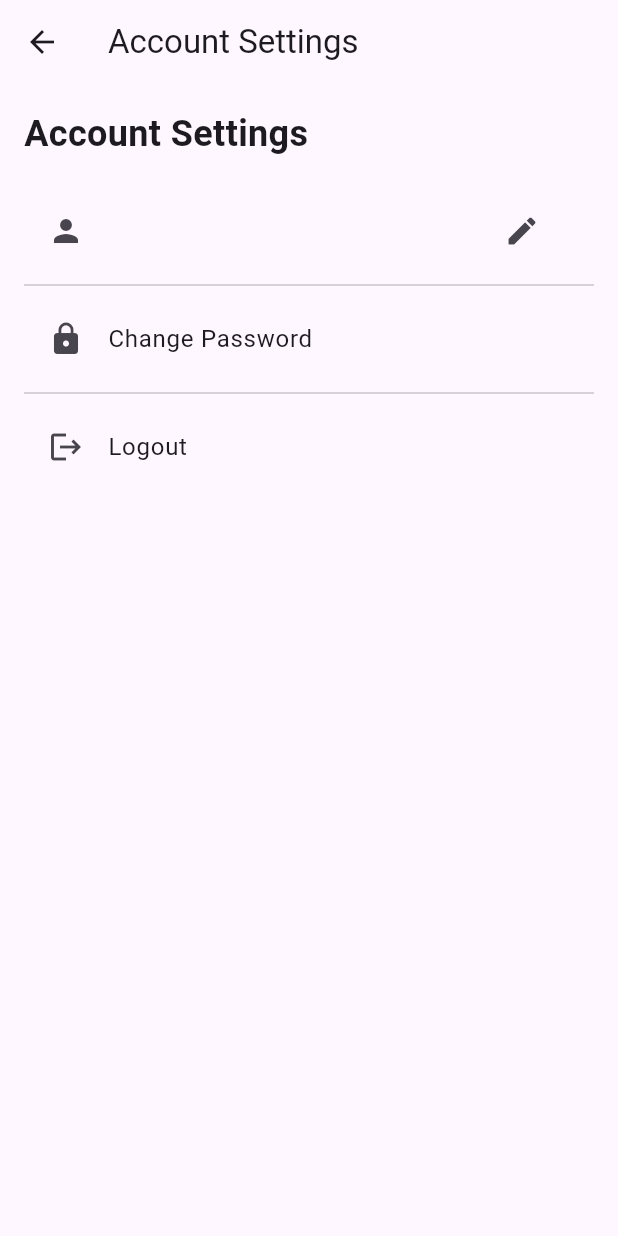
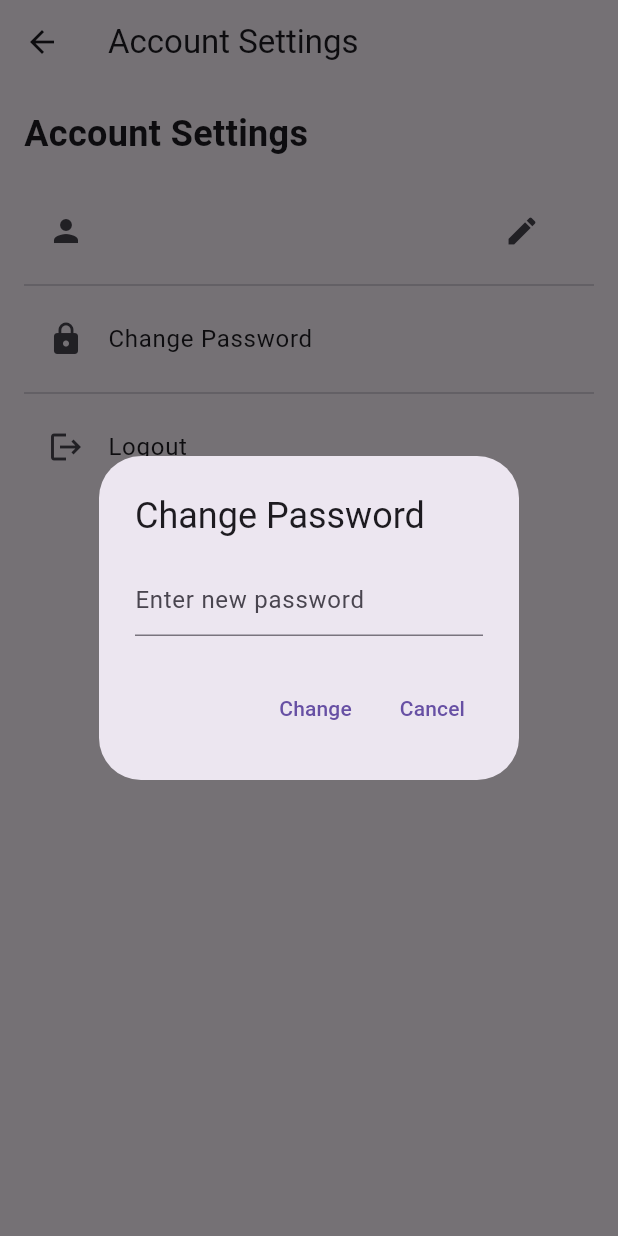
Before and after one commit to SevanCSUN/Journal-Project, a Flutter app: the AccountSettingsView screen opened by its route, after a tap on "Change Password", on a phone screen of 412 x 824 dp. Run offline on Flutter 3.47's test engine with Material 3 defaults, Android fonts, the phone set to English and light mode, and no system bars; our stand-ins replace device_preview, firebase_auth, firebase_core; missing offline and left inert: fleather; accounts and stored records are empty; generated files the repository leaves out were written again.

Commit message:
Add change password feature

```diff
--- a/journal_project/lib/src/settings/account_settings_view.dart
+++ b/journal_project/lib/src/settings/account_settings_view.dart
@@ -43,7 +43,7 @@ class AccountSettingsView extends StatelessWidget {
                       leading: const Icon(Icons.lock),
                       title: const Text('Change Password'),
                       onTap: () {
-                        // Add functionality to change password
+                        _changePassword(context);
                       },
                     ),
                     const Divider(),
@@ -92,4 +92,52 @@ class AccountSettingsView extends StatelessWidget {
       ),
     );
   }
+
+  void _changePassword(BuildContext context) {
+    final TextEditingController passwordController = TextEditingController();
+    showDialog(
+      context: context,
+      builder: (context) {
+        return AlertDialog(
+          title: const Text('Change Password'),
+          content: TextField(
+            controller: passwordController,
+            decoration: const InputDecoration(hintText: 'Enter new password'),
+            obscureText: true,
+          ),
+          actions: [
+            TextButton(
+              onPressed: () async {
+                try {
+                  User? user = FirebaseAuth.instance.currentUser;
+                  if (user != null) {
+                    await user.updatePassword(passwordController.text);
+                    if (context.mounted) {
+                      ScaffoldMessenger.of(context).showSnackBar(
+                        const SnackBar(content: Text('Password changed successfully')),
+                      );
+                      Navigator.of(context).pop();
+                    }
+                  }
+                } catch (e) {
+                  if (context.mounted) {
+                    ScaffoldMessenger.of(context).showSnackBar(
+                      SnackBar(content: Text('Failed to change password: $e')),
+                    );
+                  }
+                }
+              },
+              child: const Text('Change'),
+            ),
+            TextButton(
+              onPressed: () {
+                Navigator.of(context).pop();
+              },
+              child: const Text('Cancel'),
+            ),
+          ],
+        );
+      },
+    );
+  }
 }
```
